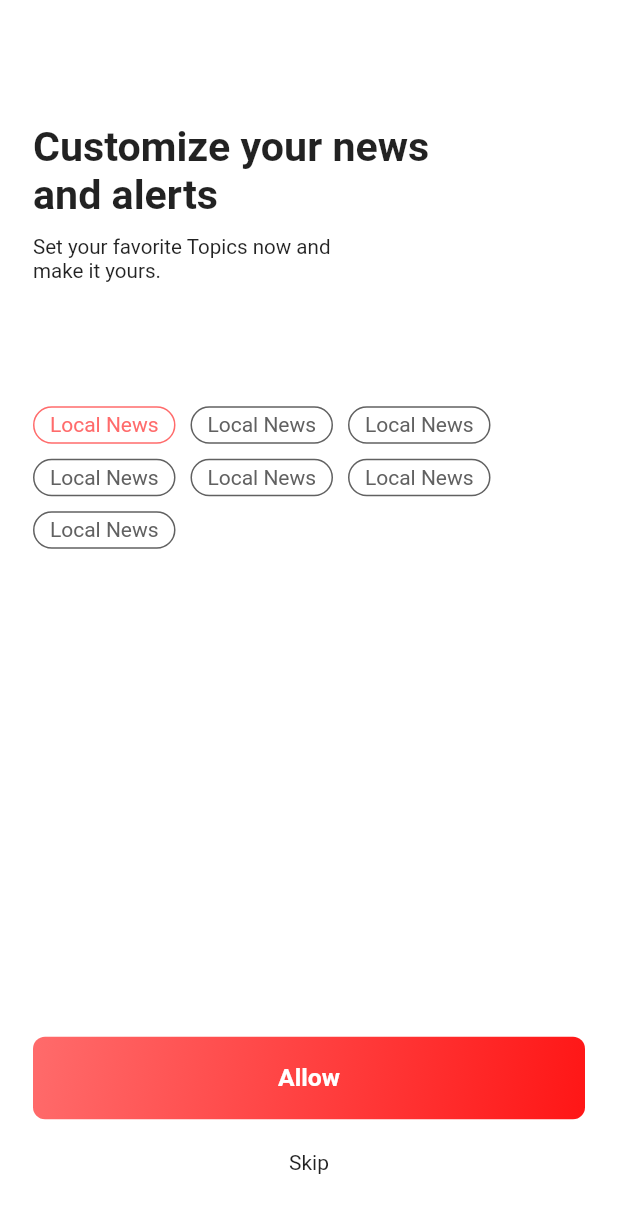
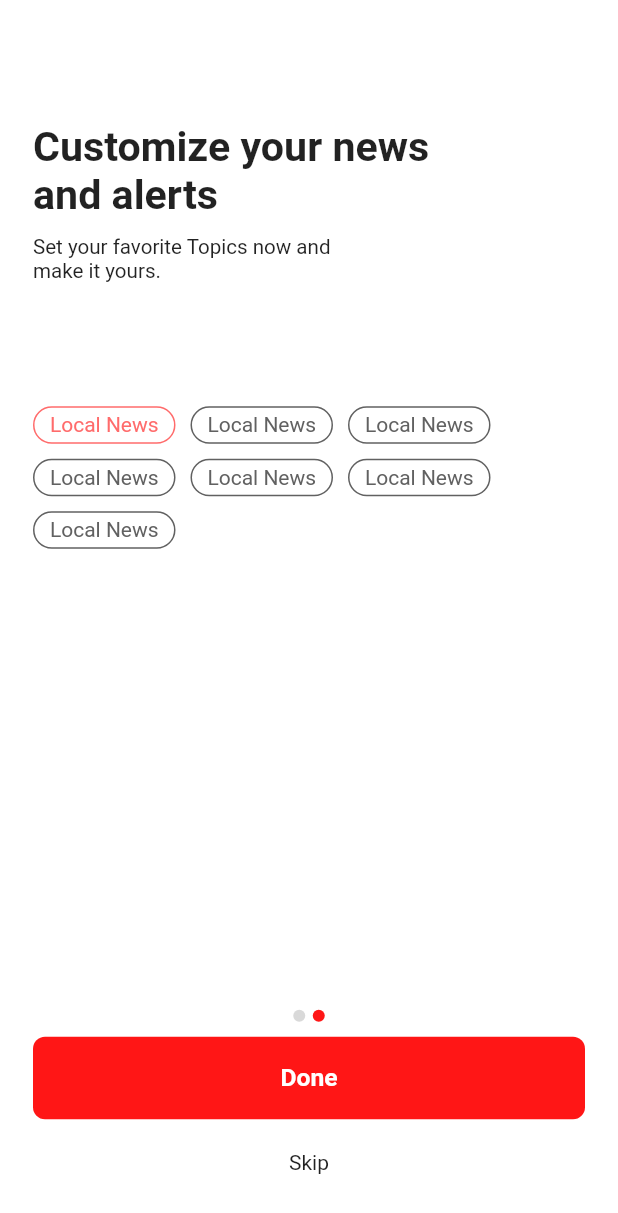
Before and after one commit to PriyankManiya/Paper-APP, a Flutter app: the screen it shows after launch, after a tap on "Allow", on a phone screen of 412 x 824 dp. Shown: the top 1213 px of the screen. Run offline on Flutter 3.47's test engine with Material 2 defaults, Android fonts, the phone set to English and light mode, and no system bars; our stand-ins replace get.

Commit message:
Minor Changes

```diff
--- a/lib/constants/buttonstyle.dart
+++ b/lib/constants/buttonstyle.dart
@@ -7,5 +7,5 @@ BoxDecoration boxDecoration = BoxDecoration(
           gradient: LinearGradient(
               begin: Alignment.topLeft,
               end: Alignment.bottomRight,
-              colors: [ColorTheme.btnshade1, ColorTheme.btnshade2]),
+              colors: [ColorTheme.btnshade2, ColorTheme.btnshade2]),
 );
--- a/lib/constants/colortheme.dart
+++ b/lib/constants/colortheme.dart
@@ -4,6 +4,7 @@ class ColorTheme{
   static const Color btnshade1 = Color(0xFFFF6B6B);
   static const Color btnshade2 = Color(0xFFFF1616);
   static const Color grey = Color(0xFF616161);
+  static const Color lightgrey = Color(0xFFD9D9D9);
   static const Color black = Color(0xFF000000);
   static const Color white = Color(0xFFffffff);
   static const Color green = Color(0xFF2DA004);
--- a/lib/screens/auth/signin/signin.dart
+++ b/lib/screens/auth/signin/signin.dart
@@ -25,12 +25,12 @@ class _SignInState extends State<SignIn> {
         backgroundColor: ColorTheme.white,
         body: Form(
           key: controller.signformkey,
-          child: SingleChildScrollView(
-            physics: BouncingScrollPhysics(),
-            child: Container(
-              height: MediaQuery.of(context).size.height,
-              width: MediaQuery.of(context).size.width,
-              padding: EdgeInsets.symmetric(horizontal: 22),
+          child: Container(
+            height: MediaQuery.of(context).size.height,
+            width: MediaQuery.of(context).size.width,
+            padding: EdgeInsets.symmetric(horizontal: 22),
+            child: SingleChildScrollView(
+              physics: BouncingScrollPhysics(),
               child: Column(
                 crossAxisAlignment: CrossAxisAlignment.center,
                 children: [
--- a/lib/screens/intro/pageview.dart
+++ b/lib/screens/intro/pageview.dart
@@ -7,7 +7,8 @@ import 'package:paper_app/screens/auth/signin/signin.dart';
 import 'package:paper_app/screens/intro/locationaccess.dart';
 import 'package:paper_app/screens/intro/newsalert.dart';
 
-PageController introcontroller = PageController(initialPage: 0);
+import 'widget/indicator.dart';
+
 
 class IntroPageview extends StatefulWidget {
   IntroPageview({Key key}) : super(key: key);
@@ -17,6 +18,8 @@ class IntroPageview extends StatefulWidget {
 }
 
 class _IntroPageviewState extends State<IntroPageview> {
+PageController introcontroller = PageController(initialPage: 0);
+int indicator = 0;
   @override
   Widget build(BuildContext context) {
     return Scaffold(
@@ -26,15 +29,32 @@ class _IntroPageviewState extends State<IntroPageview> {
           child: Column(
             children: [
               Expanded(
-                child: PageView(
+                child: PageView(onPageChanged: (tab) {
+                  setState(() {
+                    indicator = tab;
+                  });
+                },
                   controller: introcontroller,
                   children: <Widget>[LocationAccess(), NewsSelect()],
                 ),
               ),
-              sizedbox(context, 8),
+              // sizedbox(context, 8),
+              Row(
+                mainAxisAlignment: MainAxisAlignment.center,
+                children: [
+                  IntroWidget().Indicator(indicator == 0 ? ColorTheme.btnshade2 : ColorTheme.lightgrey),
+                  SizedBox(width: 5,),
+                  IntroWidget().Indicator(indicator == 1 ? ColorTheme.btnshade2 : ColorTheme.lightgrey)
+                ],
+              ),
+              SizedBox(
+                height: 10,
+              ),
+              // sizedbox(context, 15),
               InkWell(
                 onTap: () {
                   if (introcontroller.page.round() == 1) {
+                    // introcontroller.jumpTo(1);
                     Get.to(() => SignIn(), transition: Transition.cupertino);
                   }
                   introcontroller.nextPage(
@@ -47,7 +67,7 @@ class _IntroPageviewState extends State<IntroPageview> {
                   width: MediaQuery.of(context).size.width,
                   height: 55,
                   child: Text(
-                    "Allow",
+                    indicator == 1 ? "Done" :"Allow",
                     style: TextStyle(
                         fontWeight: FontWeight.bold,
                         fontSize: MediaQuery.of(context).size.height / 50,
--- /dev/null
+++ b/lib/screens/intro/widget/indicator.dart
@@ -0,0 +1,12 @@
+import 'package:flutter/material.dart';
+
+class IntroWidget {
+  Widget Indicator(Color color) {
+    return Container(
+      height: 8,
+      width: 8,
+      decoration:
+          BoxDecoration(color: color, borderRadius: BorderRadius.circular(20)),
+    );
+  }
+}
```
